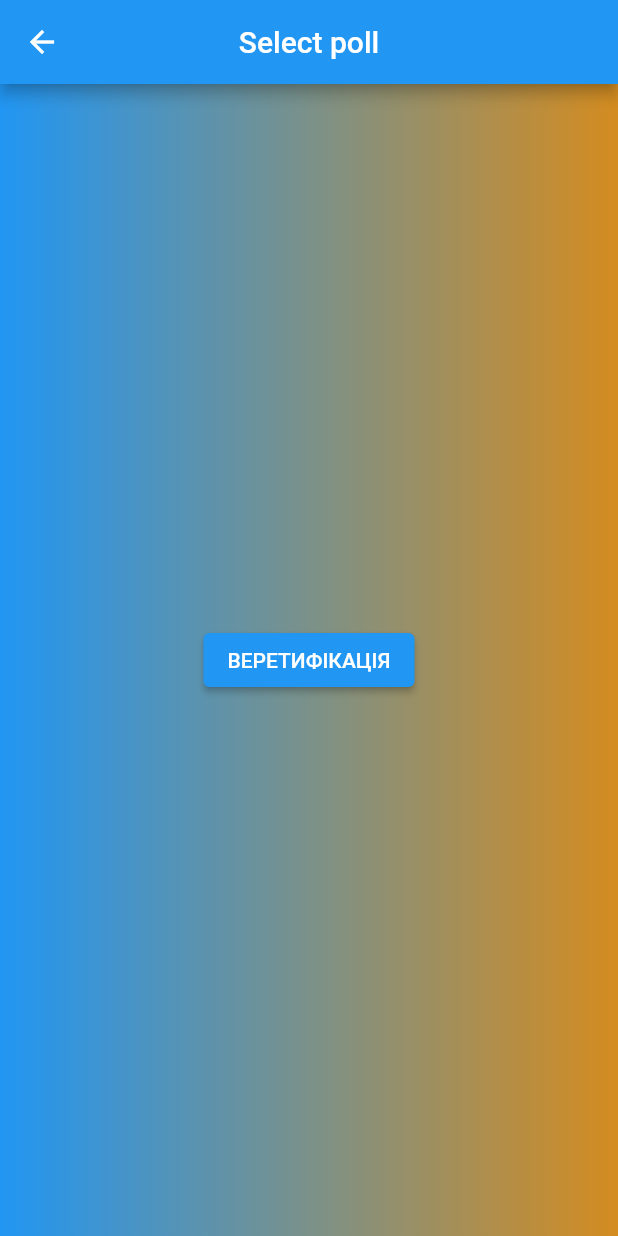
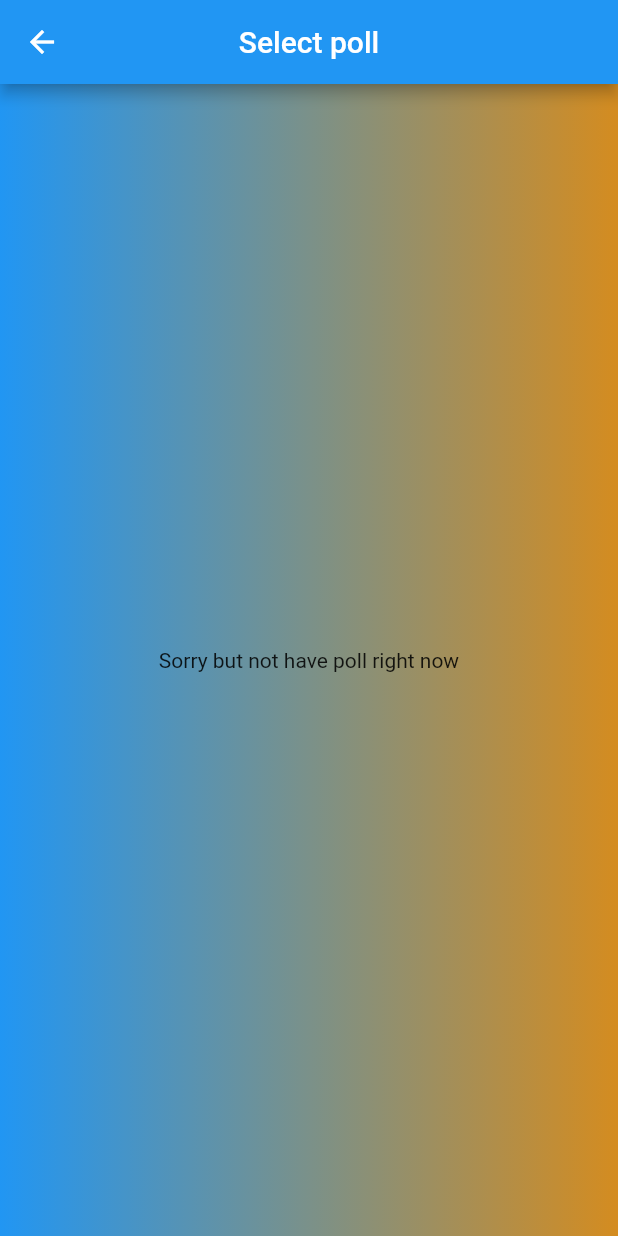
Before and after one commit to Richaa2/rada-poll, a Flutter app: the SelectPoll screen opened by its route, on a phone screen of 412 x 824 dp. Run offline on Flutter 3.47's test engine with Material 2 defaults, Android fonts, the phone set to English and light mode, and no system bars; our stand-ins replace audioplayers, cloud_firestore, firebase_auth, firebase_core; missing offline and left inert: flutter_polls; accounts and stored records are empty.

Commit message:
add poll firebase

```diff
--- a/lib/models/poll.dart
+++ b/lib/models/poll.dart
@@ -1,14 +1,17 @@
+import 'package:cloud_firestore/cloud_firestore.dart';
 import 'package:flutter/material.dart';
 import 'package:flutter_polls/flutter_polls.dart';
 
 class Poll {
   int id;
   String question;
-  DateTime endDate = DateTime(
-      DateTime.now().year, DateTime.now().month, DateTime.now().day + 1);
-  TimeOfDay endTime = TimeOfDay(hour: 0, minute: 0);
-  DateTime startDate;
-  TimeOfDay startTime;
+  int endDate = DateTime(
+          DateTime.now().year, DateTime.now().month, DateTime.now().day + 1)
+      .millisecondsSinceEpoch;
+  int endTime = TimeOfDay(hour: 0, minute: 0).hour;
+  Timestamp startTimestamp;
+  // int startDate;
+  int startTime;
   bool votedOrNo;
   bool decision;
   List<PollOption> option = [
@@ -37,15 +40,18 @@ class Poll {
         votes: 0,
         id: 3)
   ];
+  int startMinute;
   Poll(
       {required this.id,
       required this.question,
       required this.endDate,
       required this.endTime,
-      required this.startDate,
+      // required this.startDate,
       required this.startTime,
       this.votedOrNo = false,
-      this.decision = false});
+      this.decision = false,
+      required this.startMinute,
+      required this.startTimestamp});
 
   void changeDecision() {
     decision = true;
--- a/lib/models/poll_data.dart
+++ b/lib/models/poll_data.dart
@@ -1,3 +1,4 @@
+import 'package:cloud_firestore/cloud_firestore.dart';
 import 'package:flutter/foundation.dart';
 import 'package:flutter/material.dart';
 import 'package:rada_poll/models/poll.dart';
@@ -7,38 +8,39 @@ class PollData extends ChangeNotifier {
     Poll(
       id: 1,
       question: 'Якась залупа буде писатись',
-      endDate: DateTime(2022, 9, 21),
-      endTime: TimeOfDay(hour: 16, minute: 10),
-      startDate: DateTime(2022, 8, 21),
-      startTime: TimeOfDay(hour: 20, minute: 7),
+      endDate: DateTime(2022, 9, 21).millisecondsSinceEpoch,
+      endTime: TimeOfDay(hour: 16, minute: 10).hour,
+      startTimestamp: Timestamp.fromDate(DateTime(2022, 8, 21)),
+      startTime: TimeOfDay(hour: 20, minute: 7).hour,
       votedOrNo: false,
+      startMinute: 7,
     ),
-    Poll(
-      id: 2,
-      question: '2',
-      endDate: DateTime(2022, 10, 22),
-      endTime: TimeOfDay(hour: 22, minute: 1),
-      startDate: DateTime(2022, 7, 21),
-      startTime: TimeOfDay(hour: 4, minute: 9),
-      votedOrNo: false,
-    ),
-    Poll(
-        id: 3,
-        question: 'now',
-        endDate: DateTime(2022, 10, 22),
-        endTime: TimeOfDay(hour: 22, minute: 1),
-        startDate: DateTime.now(),
-        startTime: TimeOfDay.now(),
-        votedOrNo: false),
-    Poll(
-      id: 4,
-      question: '4',
-      endDate: DateTime(2022, 10, 22),
-      endTime: TimeOfDay(hour: 22, minute: 1),
-      startDate: DateTime(2022, 7, 21),
-      startTime: TimeOfDay(hour: 4, minute: 9),
-      votedOrNo: true,
-    ),
+    // Poll(
+    //   id: 2,
+    //   question: '2',
+    //   endDate: DateTime(2022, 10, 22),
+    //   endTime: TimeOfDay(hour: 22, minute: 1),
+    //   startDate: DateTime(2022, 7, 21),
+    //   startTime: TimeOfDay(hour: 4, minute: 9),
+    //   votedOrNo: false,
+    // ),
+    // Poll(
+    //     id: 3,
+    //     question: 'now',
+    //     endDate: DateTime(2022, 10, 22),
+    //     endTime: TimeOfDay(hour: 22, minute: 1),
+    //     startDate: DateTime.now(),
+    //     startTime: TimeOfDay.now(),
+    //     votedOrNo: false),
+    // Poll(
+    //   id: 4,
+    //   question: '4',
+    //   endDate: DateTime(2022, 10, 22),
+    //   endTime: TimeOfDay(hour: 22, minute: 1),
+    //   startDate: DateTime(2022, 7, 21),
+    //   startTime: TimeOfDay(hour: 4, minute: 9),
+    //   votedOrNo: true,
+    // ),
   ];
   DateTime selectedTime = DateTime.now();
   TimeOfDay selectedTime2 = TimeOfDay.now();
@@ -61,9 +63,11 @@ class PollData extends ChangeNotifier {
         question: poll.question,
         endDate: poll.endDate,
         endTime: poll.endTime,
-        startDate: poll.startDate,
+        // startDate: poll.startDate,
         startTime: poll.startTime,
-        votedOrNo: false));
+        votedOrNo: false,
+        startMinute: poll.startMinute,
+        startTimestamp: poll.startTimestamp));
     notifyListeners();
   }
 
@@ -71,4 +75,23 @@ class PollData extends ChangeNotifier {
     poll.changeDecision();
     notifyListeners();
   }
+
+  void addPoll(Poll poll) {
+    FirebaseFirestore.instance.collection('poll').add({
+      "decision": poll.decision,
+      "endDate": poll.endDate,
+      "endTime": poll.endTime,
+      "id": poll.id,
+      "question": poll.question,
+      // "startDate": poll.startDate,
+      // "startTime": poll.startTime,
+      "w": poll.startTimestamp,
+      "startMinute": poll.startMinute,
+      "votedOrNo": poll.votedOrNo,
+    });
+
+    polls.add(poll);
+
+    notifyListeners();
+  }
 }
--- a/lib/select_poll.dart
+++ b/lib/select_poll.dart
@@ -18,16 +18,17 @@ class SelectPoll extends StatelessWidget {
       builder: (context, pollData, child) {
         late int selectedPoll;
         if (pollData.polls.any((element) =>
-            element.startDate.day == DateTime.now().day &&
-            element.startTime.hour == TimeOfDay.now().hour &&
+            element.startTimestamp.toDate().day == DateTime.now().day &&
+            element.startTime == TimeOfDay.now().hour &&
             element.votedOrNo == false)) {
           print('lol');
           haveOrNo = true;
           selectedPoll = pollData.polls
                   .firstWhere((element) =>
-                      element.startDate.day == DateTime.now().day &&
-                      element.startTime.hour == TimeOfDay.now().hour &&
-                      element.startTime.minute == TimeOfDay.now().minute &&
+                      element.startTimestamp.toDate().day ==
+                          DateTime.now().day &&
+                      element.startTime == TimeOfDay.now().hour &&
+                      element.startMinute == TimeOfDay.now().minute &&
                       element.votedOrNo == false)
                   .id -
               1;
@@ -35,12 +36,11 @@ class SelectPoll extends StatelessWidget {
         }
 
         if (pollData.polls.any((element) =>
-        element.startDate.day != DateTime.now().day &&
-            element.startTime.hour != TimeOfDay.now().hour &&
+            element.startTimestamp.toDate().day != DateTime.now().day &&
+            element.startTime != TimeOfDay.now().hour &&
             element.votedOrNo != false)) {
           print('False');
           haveOrNo = false;
-
         }
         return Container(
           child: Scaffold(
@@ -49,8 +49,7 @@ class SelectPoll extends StatelessWidget {
                 centerTitle: true,
               ),
               body: haveOrNo == false
-                  ?
-                      Container(
+                  ? Container(
                       decoration: BoxDecoration(
                         gradient: LinearGradient(
                           colors: [
@@ -63,7 +62,6 @@ class SelectPoll extends StatelessWidget {
                         child: Text('Sorry but not have poll right now'),
                       ),
                     )
-
                   : Container(
                       decoration: BoxDecoration(
                         gradient: LinearGradient(
```
Also changed, not shown: lib/add_poll.dart (+9 -13 lines), lib/archive.dart (+6 -4 lines), lib/dialog_for_add.dart (+8 -5 lines), lib/poll_screen.dart (+66 -38 lines). Lines whose indentation alone changed are shown as unchanged.
